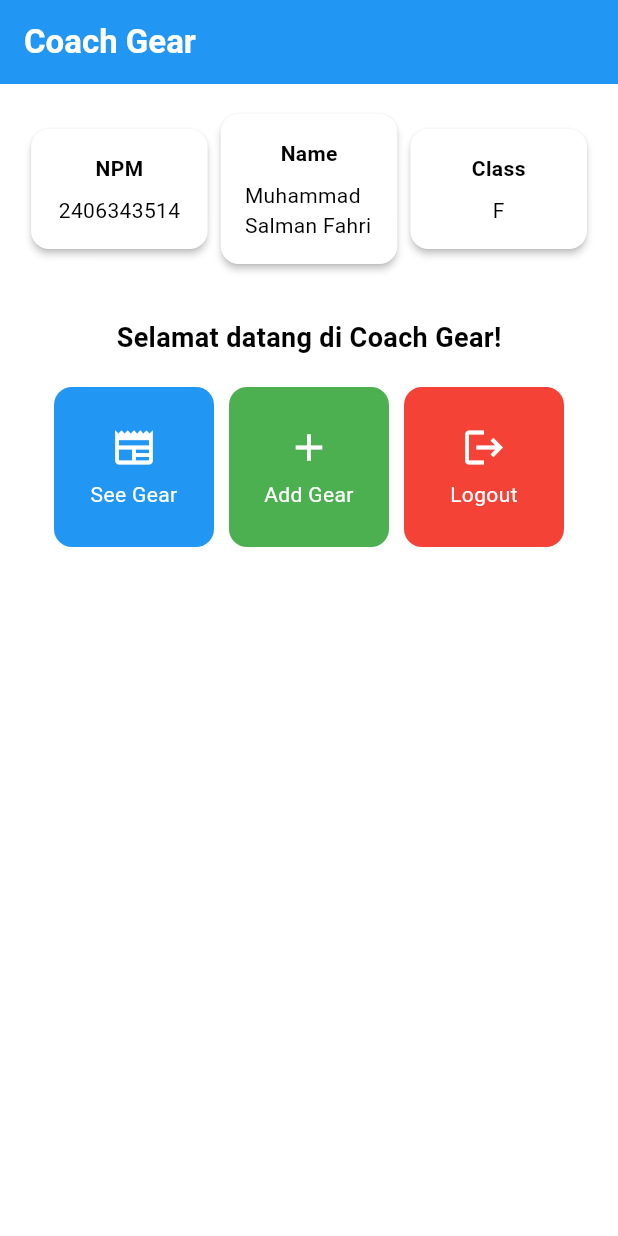
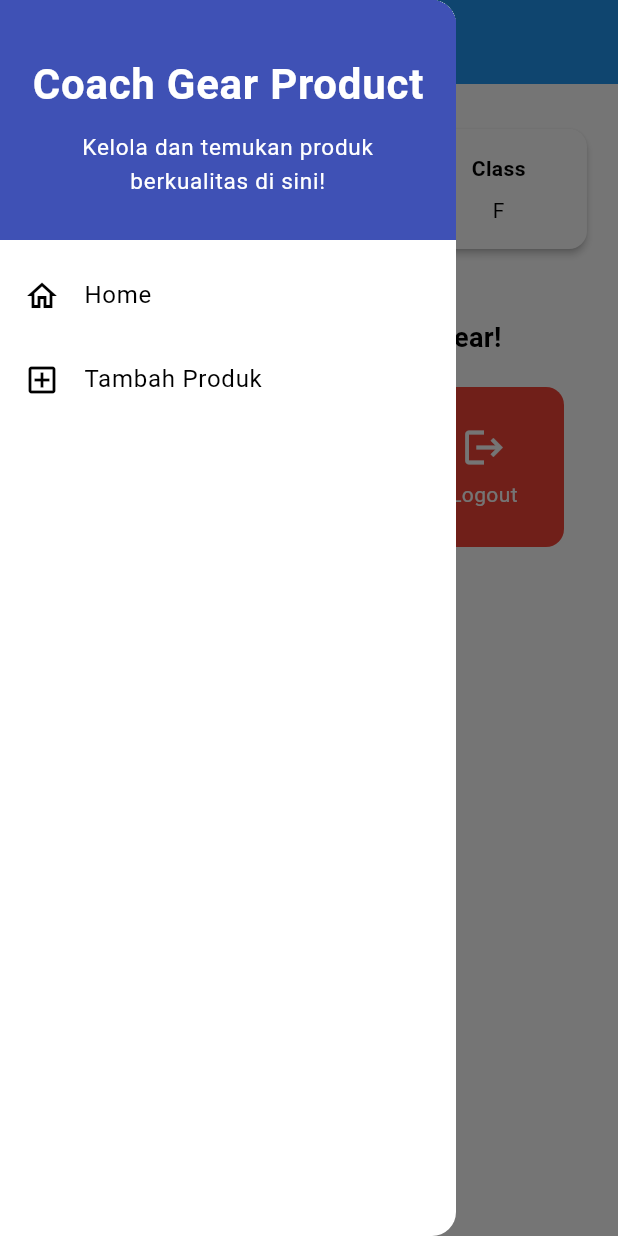
Before and after one commit to Slamooyn/coach-gear-mobile, a Flutter app: the screen it shows after launch, with the side drawer open (before the commit the screen has no drawer), on a phone screen of 412 x 824 dp. Run offline on Flutter 3.47's test engine with Material 3 defaults, Android fonts, the phone set to English and light mode, and no system bars.

Commit message:
Kelar tugaas 8 Fix

```diff
--- a/lib/left_drawer.dart
+++ b/lib/left_drawer.dart
@@ -1,7 +1,6 @@
 import 'package:flutter/material.dart';
 import 'package:coachgear_mobile/menu.dart';          // Halaman utama produk
 import 'package:coachgear_mobile/productform.dart';   // Form tambah produk
-import 'package:coachgear_mobile/product_card.dart';  // Daftar produk
 
 class LeftDrawer extends StatelessWidget {
   const LeftDrawer({super.key});
@@ -10,26 +9,31 @@ class LeftDrawer extends StatelessWidget {
   Widget build(BuildContext context) {
     return Drawer(
       child: ListView(
+        padding: EdgeInsets.zero, // biar header nempel di atas
         children: [
-          const DrawerHeader(
-            // Bagian drawer header
-            decoration: BoxDecoration(
+          // Bagian header drawer
+          DrawerHeader(
+            decoration: const BoxDecoration(
               color: Colors.indigo,
             ),
             child: Column(
-              children: [
-                Text(
-                  'Bekasan Product',
-                  textAlign: TextAlign.center,
-                  style: TextStyle(
-                    fontSize: 30,
-                    fontWeight: FontWeight.bold,
-                    color: Colors.white,
+              mainAxisAlignment: MainAxisAlignment.center,
+              children: const [
+                FittedBox(
+                  fit: BoxFit.scaleDown,
+                  child: Text(
+                    'Coach Gear Product',
+                    textAlign: TextAlign.center,
+                    style: TextStyle(
+                      fontSize: 28,
+                      fontWeight: FontWeight.bold,
+                      color: Colors.white,
+                    ),
                   ),
                 ),
-                Padding(padding: EdgeInsets.all(10)),
+                SizedBox(height: 10),
                 Text(
-                  "Kelola dan temukan produk bekas berkualitas di sini!",
+                  "Kelola dan temukan produk berkualitas di sini!",
                   textAlign: TextAlign.center,
                   style: TextStyle(
                     fontSize: 15,
@@ -41,17 +45,15 @@ class LeftDrawer extends StatelessWidget {
             ),
           ),
 
-          // Bagian routing
+          // Bagian routing menu
           ListTile(
             leading: const Icon(Icons.home_outlined),
             title: const Text('Home'),
-            // Bagian redirection ke halaman utama (MyHomePage)
             onTap: () {
+              // Navigasi ke halaman utama
               Navigator.pushReplacement(
                 context,
-                MaterialPageRoute(
-                  builder: (context) => MyHomePage(),
-                ),
+                MaterialPageRoute(builder: (context) => MyHomePage()),
               );
             },
           ),
@@ -59,16 +61,16 @@ class LeftDrawer extends StatelessWidget {
           ListTile(
             leading: const Icon(Icons.add_box_outlined),
             title: const Text('Tambah Produk'),
-            // Bagian redirection ke ProductForm
             onTap: () {
+              // Navigasi ke form tambah produk
               Navigator.pushReplacement(
                 context,
-                MaterialPageRoute(
-                  builder: (context) => ProductForm(),
-                ),
+                MaterialPageRoute(builder: (context) => ProductForm()),
               );
             },
           ),
+
+          const Divider(),
         ],
       ),
     );
--- a/lib/menu.dart
+++ b/lib/menu.dart
@@ -1,40 +1,46 @@
 import 'package:flutter/material.dart';
+import 'package:coachgear_mobile/left_drawer.dart';
+import 'package:coachgear_mobile/product_card.dart';
 
 class MyHomePage extends StatelessWidget {
   MyHomePage({super.key});
 
-  final String nama = "Muhammad Salman Fahri"; //nama
-  final String npm = "2406343514"; //npm
-  final String kelas = "F"; //kelas
+  final String nama = "Muhammad Salman Fahri"; // nama
+  final String npm = "2406343514"; // npm
+  final String kelas = "F"; // kelas
 
+  // Daftar tombol menu di homepage
   final List<ItemHomepage> items = [
-    ItemHomepage("See Gear", Icons.newspaper , Colors.blue),
-    ItemHomepage("Add Gear", Icons.add , Colors.green),
-    ItemHomepage("Logout", Icons.logout , Colors.red),
+    ItemHomepage("See Products", Icons.shopping_bag, Colors.blue),
+    ItemHomepage("Add Product", Icons.add_box, Colors.green),
+    ItemHomepage("Logout", Icons.logout, Colors.red),
   ];
 
   @override
   Widget build(BuildContext context) {
-    // Scaffold menyediakan struktur dasar halaman dengan AppBar dan body.
     return Scaffold(
-      // AppBar adalah bagian atas halaman yang menampilkan judul.
+      // AppBar di bagian atas
       appBar: AppBar(
-        // Judul aplikasi "Football News" dengan teks putih dan tebal.
         title: const Text(
           'Coach Gear',
-          style: TextStyle(color: Colors.white, fontWeight: FontWeight.bold),
+          style: TextStyle(
+            color: Colors.white,
+            fontWeight: FontWeight.bold,
+          ),
         ),
-        // Warna latar belakang AppBar diambil dari skema warna tema aplikasi.
         backgroundColor: Theme.of(context).colorScheme.primary,
       ),
-      // Body halaman dengan padding di sekelilingnya.
+
+      // Drawer di sisi kiri
+      drawer: LeftDrawer(),
+
+      // Body halaman
       body: Padding(
         padding: const EdgeInsets.all(16.0),
-        // Menyusun widget secara vertikal dalam sebuah kolom.
         child: Column(
           crossAxisAlignment: CrossAxisAlignment.center,
           children: [
-            // Row untuk menampilkan 3 InfoCard secara horizontal.
+            // Menampilkan informasi pengguna
             Row(
               mainAxisAlignment: MainAxisAlignment.spaceEvenly,
               children: [
@@ -44,15 +50,12 @@ class MyHomePage extends StatelessWidget {
               ],
             ),
 
-            // Memberikan jarak vertikal 16 unit.
             const SizedBox(height: 16.0),
 
-            // Menempatkan widget berikutnya di tengah halaman.
             Center(
               child: Column(
-                // Menyusun teks dan grid item secara vertikal.
                 children: [
-                  // Menampilkan teks sambutan dengan gaya tebal dan ukuran 18.
+                  // Teks sambutan
                   const Padding(
                     padding: EdgeInsets.only(top: 16.0),
                     child: Text(
@@ -64,19 +67,16 @@ class MyHomePage extends StatelessWidget {
                     ),
                   ),
 
-                  // Grid untuk menampilkan ItemCard dalam bentuk grid 3 kolom.
+                  // Grid item menu
                   GridView.count(
                     primary: true,
                     padding: const EdgeInsets.all(20),
                     crossAxisSpacing: 10,
                     mainAxisSpacing: 10,
                     crossAxisCount: 3,
-                    // Agar grid menyesuaikan tinggi kontennya.
                     shrinkWrap: true,
-
-                    // Menampilkan ItemCard untuk setiap item dalam list items.
                     children: items.map((ItemHomepage item) {
-                      return ItemCard(item);
+                      return ProductCard(item);
                     }).toList(),
                   ),
                 ],
@@ -90,28 +90,24 @@ class MyHomePage extends StatelessWidget {
 }
 
 class InfoCard extends StatelessWidget {
-  // Kartu informasi yang menampilkan title dan content.
-
-  final String title; // Judul kartu.
-  final String content; // Isi kartu.
+  final String title;
+  final String content;
 
   const InfoCard({super.key, required this.title, required this.content});
 
   @override
   Widget build(BuildContext context) {
     return Card(
-      // Membuat kotak kartu dengan bayangan dibawahnya.
       elevation: 2.0,
       child: Container(
-        // Mengatur ukuran dan jarak di dalam kartu.
-        width:
-            MediaQuery.of(context).size.width /
-            3.5, // menyesuaikan dengan lebar device yang digunakan.
+        width: MediaQuery.of(context).size.width / 3.5,
         padding: const EdgeInsets.all(16.0),
-        // Menyusun title dan content secara vertikal.
         child: Column(
           children: [
-            Text(title, style: const TextStyle(fontWeight: FontWeight.bold)),
+            Text(
+              title,
+              style: const TextStyle(fontWeight: FontWeight.bold),
+            ),
             const SizedBox(height: 8.0),
             Text(content),
           ],
@@ -124,58 +120,7 @@ class InfoCard extends StatelessWidget {
 class ItemHomepage {
   final String name;
   final IconData icon;
-  final Color buttonColor;
+  final Color color;
 
-  ItemHomepage(this.name, this.icon, this.buttonColor);
+  ItemHomepage(this.name, this.icon ,this.color);
 }
-
-class ItemCard extends StatelessWidget {
-  // Menampilkan kartu dengan ikon dan nama.
-
-  final ItemHomepage item;
-
-  const ItemCard(this.item, {super.key});
-
-  @override
-  Widget build(BuildContext context) {
-    return Material(
-      // Menentukan warna latar belakang dari tema aplikasi.
-      color: item.buttonColor,
-      // Membuat sudut kartu melengkung.
-      borderRadius: BorderRadius.circular(12),
-
-      child: InkWell(
-        // Aksi ketika kartu ditekan.
-        onTap: () {
-          // Menampilkan pesan SnackBar saat kartu ditekan.
-          ScaffoldMessenger.of(context)
-            ..hideCurrentSnackBar()
-            ..showSnackBar(
-              SnackBar(
-                content: Text("Kamu telah menekan tombol ${item.name}!"),
-              ),
-            );
-        },
-        // Container untuk menyimpan Icon dan Text
-        child: Container(
-          padding: const EdgeInsets.all(8),
-          child: Center(
-            child: Column(
-              // Menyusun ikon dan teks di tengah kartu.
-              mainAxisAlignment: MainAxisAlignment.center,
-              children: [
-                Icon(item.icon, color: Colors.white, size: 30.0),
-                const Padding(padding: EdgeInsets.all(3)),
-                Text(
-                  item.name,
-                  textAlign: TextAlign.center,
-                  style: const TextStyle(color: Colors.white),
-                ),
-              ],
-            ),
-          ),
-        ),
-      ),
-    );
-  }
-}
--- a/lib/product_card.dart
+++ b/lib/product_card.dart
@@ -12,7 +12,7 @@ class ProductCard extends StatelessWidget {
   Widget build(BuildContext context) {
     return Material(
       // Menentukan warna latar belakang dari tema aplikasi.
-      color: Theme.of(context).colorScheme.secondary,
+      color: item.color,
       // Membuat sudut kartu melengkung.
       borderRadius: BorderRadius.circular(12),
 
```
